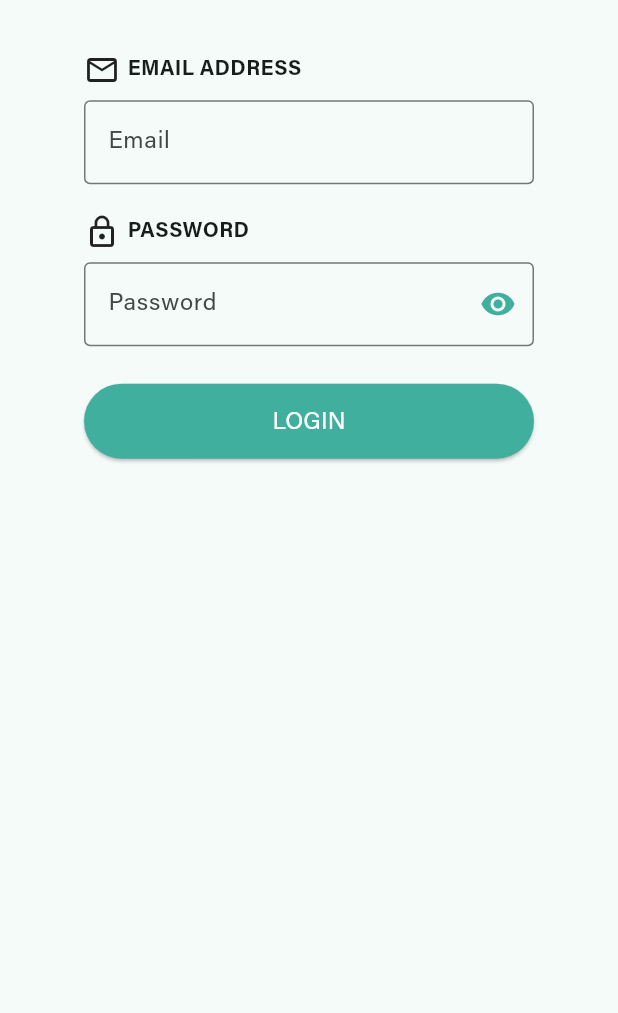
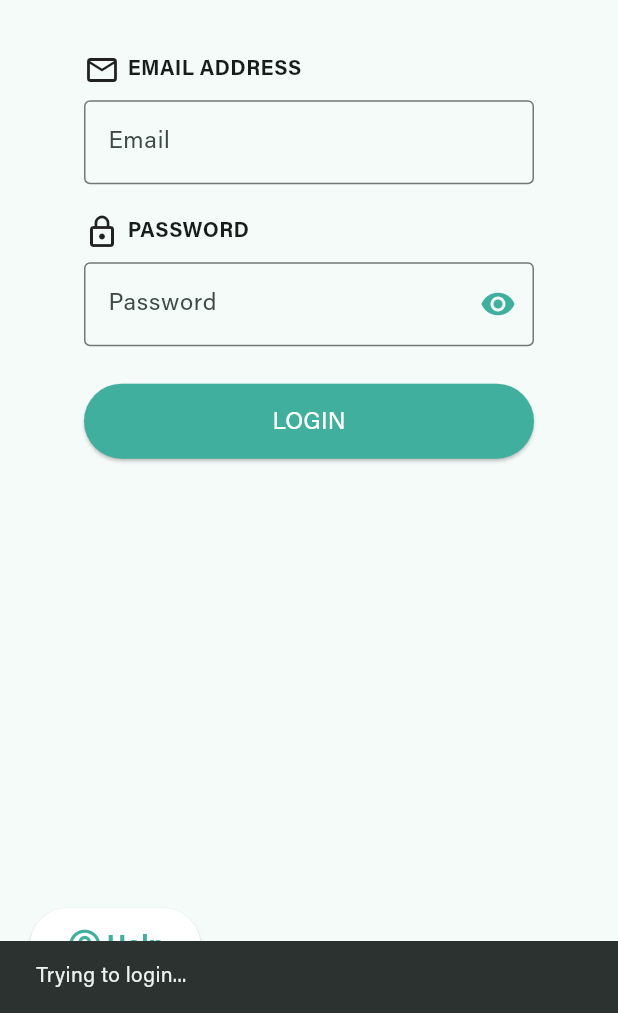
Before and after one commit to matiasespina1991/expatrio-challenge, a Flutter app: the screen it shows after launch, after a tap on "LOGIN", on a phone screen of 412 x 824 dp, the part 223-1236 px from its top. Run offline on Flutter 3.47's test engine with Material 3 defaults, Android fonts, the phone set to English and light mode, and no system bars; our stand-ins replace flutter_secure_storage; network calls fail.

Commit message:
Help floating button added to login screen

```diff
--- a/lib/screens/login_screen.dart
+++ b/lib/screens/login_screen.dart
@@ -22,7 +22,32 @@ class _LoginScreenState extends State<LoginScreen> {
   @override
   Widget build(BuildContext context) {
     return Scaffold(
-      body: SingleChildScrollView(
+      body: Stack(
+        children: [
+          Positioned(
+            left: 20,
+            bottom: 20,
+            child: ElevatedButton(
+              style: ElevatedButton.styleFrom(
+                backgroundColor: ExpatrioTheme.secondaryColor,
+                minimumSize: const Size(100, 50),
+              ),
+              onPressed: () {},
+              child: const Row(
+                children: [
+                  Icon(Icons.help_outline,
+                      size: 25, color: ExpatrioTheme.primaryColor),
+                  SizedBox(width: 2),
+                  Text('Help',
+                      style: TextStyle(
+                          color: ExpatrioTheme.primaryColor,
+                          fontSize: 18,
+                          fontWeight: FontWeight.bold))
+                ],
+              ),
+            ),
+          ),
+          SingleChildScrollView(
             physics: const BouncingScrollPhysics(),
             child: Center(
               child: SizedBox(
@@ -86,7 +111,6 @@ class _LoginScreenState extends State<LoginScreen> {
                       decoration: InputDecoration(
                         hintText: 'Password',
                         border: const OutlineInputBorder(),
-                    // Agrega el ícono de ojo
                         suffixIcon: IconButton(
                           icon: Icon(
                             _isPasswordVisible
@@ -109,11 +133,7 @@ class _LoginScreenState extends State<LoginScreen> {
                         minimumSize: const Size(double.infinity, 50),
                       ),
                       onPressed: () {
-                    _authService.login(
-                      context: context,
-                      emailController: _emailController,
-                      passwordController: _passwordController,
-                    );
+                        attemptLogin(context);
                       },
                       child: const Text('LOGIN'),
                     ),
@@ -125,6 +145,26 @@ class _LoginScreenState extends State<LoginScreen> {
               ),
             ),
           ),
+        ],
+      ),
     );
   }
+
+  void attemptLogin(context) async {
+    ScaffoldMessenger.of(context).showSnackBar(
+      const SnackBar(
+        content: Text(
+          'Trying to login...',
+        ),
+      ),
+    );
+
+    await _authService.login(
+      context: context,
+      emailController: _emailController,
+      passwordController: _passwordController,
+    );
+
+    ScaffoldMessenger.of(context).hideCurrentSnackBar();
   }
+}
--- a/lib/services/authentication_service.dart
+++ b/lib/services/authentication_service.dart
@@ -1,9 +1,8 @@
 import 'dart:convert';
-import 'package:expatrio_challenge/theme/expatrio_theme.dart';
+import 'package:flutter/foundation.dart';
 import 'package:flutter/material.dart';
 import 'package:flutter_secure_storage/flutter_secure_storage.dart';
 import 'package:http/http.dart' as http;
-
 import '../screens/home.dart';
 import '../widgets/modals.dart';
 
@@ -11,7 +10,7 @@ class AuthenticationService {
   final storage = const FlutterSecureStorage();
   final showModal = ShowModal();
 
-  void login({context, emailController, passwordController}) async {
+  Future<bool> login({context, emailController, passwordController}) async {
     const authEndpoint = 'https://dev-api.expatrio.com/auth/login';
 
     final response = await http.post(
@@ -38,6 +37,8 @@ class AuthenticationService {
           );
         },
       );
+      debugPrint('Login successful.');
+      return true;
     } else {
       showModal.failedLogin(
         context: context,
@@ -45,6 +46,10 @@ class AuthenticationService {
           Navigator.of(context).pop();
         },
       );
+      debugPrint('Login failed.');
+      debugPrint('Login error status: ${response.statusCode}');
+      debugPrint('Reason of failed login: ${response.body}');
+      return false;
     }
   }
 }
--- a/lib/theme/expatrio_theme.dart
+++ b/lib/theme/expatrio_theme.dart
@@ -2,6 +2,7 @@ import 'package:flutter/material.dart';
 
 class ExpatrioTheme {
   static const Color primaryColor = Color(0xFF40AF9E);
+  static const Color secondaryColor = Colors.white;
 
   static ThemeData themeData = ThemeData(
     fontFamily: 'Acumin Pro',
@@ -46,7 +47,7 @@ class CustomPageTransitionBuilder extends PageTransitionsBuilder {
       Widget child) {
     return SlideTransition(
       position: Tween<Offset>(
-        begin: const Offset(0.0, 1.0),
+        begin: const Offset(1.0, 0.0),
         end: Offset.zero,
       ).animate(animation),
       child: child,
```
Also changed, not shown: pubspec.yaml (+0 -29 lines). Lines whose indentation alone changed are shown as unchanged.
